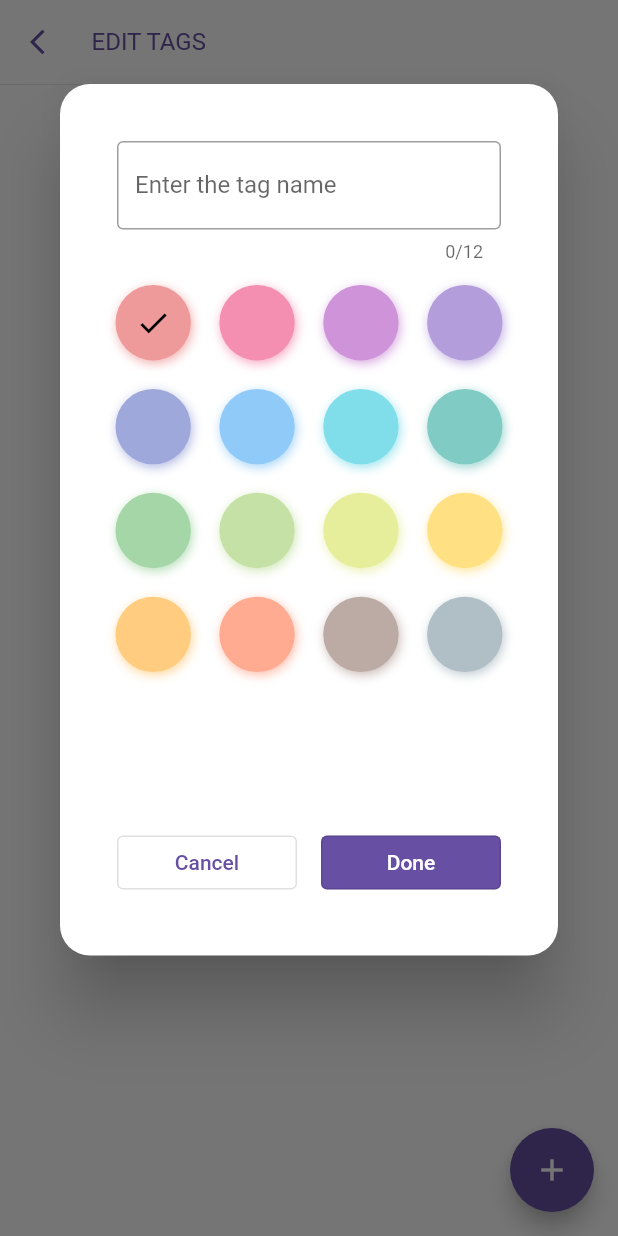
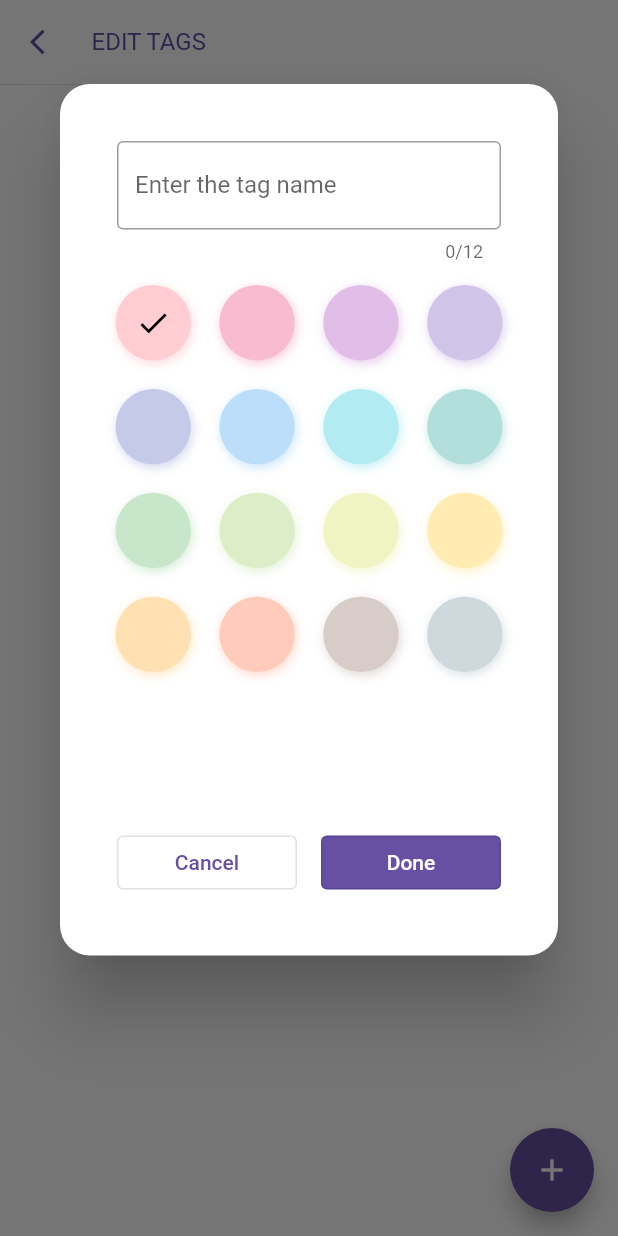
Before and after one commit to rbkayz/forge, a Flutter app: the TagsEditor screen opened directly, after a tap on the "add" icon, on a phone screen of 412 x 824 dp. Run offline on Flutter 3.47's test engine with Material 2 defaults, Android fonts, the phone set to English and light mode, and no system bars; drawn by our look-alikes of flutter_colorpicker; our stand-ins replace firebase_auth, firebase_core, flutter_contacts, flutter_neumorphic, font_awesome_flutter, google_sign_in and 3 more; accounts and stored records are empty.

Commit message:
16 Apr - Finished tags

```diff
--- a/lib/screens/tab_settings/widget_settings/edit_tags.dart
+++ b/lib/screens/tab_settings/widget_settings/edit_tags.dart
@@ -225,7 +225,7 @@ class _WidgetTagDialogState extends State<WidgetTagDialog> {
 
                   //Get color picker
                   BlockPicker(
-                    pickerColor: Color(widget.initialTag?.tagColor ?? Colors.red.shade200.value),
+                    pickerColor: Color(widget.initialTag?.tagColor ?? Colors.red.shade100.value),
                     availableColors: tagColors,
                     onColorChanged: (newColor) {
                       widget.newColorValue = newColor;
@@ -267,7 +267,7 @@ class _WidgetTagDialogState extends State<WidgetTagDialog> {
                                   widget.newTag.tagColor =
                                       widget.newColorValue?.value ??
                                           widget.initialTag?.tagColor ??
-                                          Colors.red.shade200.value;
+                                          tagColors.first.value;
                                   widget.newTag.tagID =
                                       widget.initialTag?.tagID ??
                                           widget.newTag.hashCode;
--- a/lib/utilities/constants.dart
+++ b/lib/utilities/constants.dart
@@ -122,20 +122,20 @@ class Months {
 ///--------------------------------------------------------------
 
 List<Color> tagColors = [
-  Colors.red.shade200,
-  Colors.pink.shade200,
-  Colors.purple.shade200,
-  Colors.deepPurple.shade200,
-  Colors.indigo.shade200,
-  Colors.blue.shade200,
-  Colors.cyan.shade200,
-  Colors.teal.shade200,
-  Colors.green.shade200,
-  Colors.lightGreen.shade200,
-  Colors.lime.shade200,
-  Colors.amber.shade200,
-  Colors.orange.shade200,
-  Colors.deepOrange.shade200,
-  Colors.brown.shade200,
-  Colors.blueGrey.shade200,
+  Color(Colors.red.shade100.value),
+Color(Colors.pink.shade100.value),
+Color(Colors.purple.shade100.value),
+Color(Colors.deepPurple.shade100.value),
+Color(Colors.indigo.shade100.value),
+Color(Colors.blue.shade100.value),
+Color(Colors.cyan.shade100.value),
+Color(Colors.teal.shade100.value),
+Color(Colors.green.shade100.value),
+Color(Colors.lightGreen.shade100.value),
+Color(Colors.lime.shade100.value),
+Color(Colors.amber.shade100.value),
+Color(Colors.orange.shade100.value),
+Color(Colors.deepOrange.shade100.value),
+Color(Colors.brown.shade100.value),
+  Color(Colors.blueGrey.shade100.value),
 ];
```
Also changed, not shown: lib/screens/standalone/dialog_tags.dart (+57 -17 lines), lib/screens/tab_links/widgets_links.dart (+10 -1 lines).
